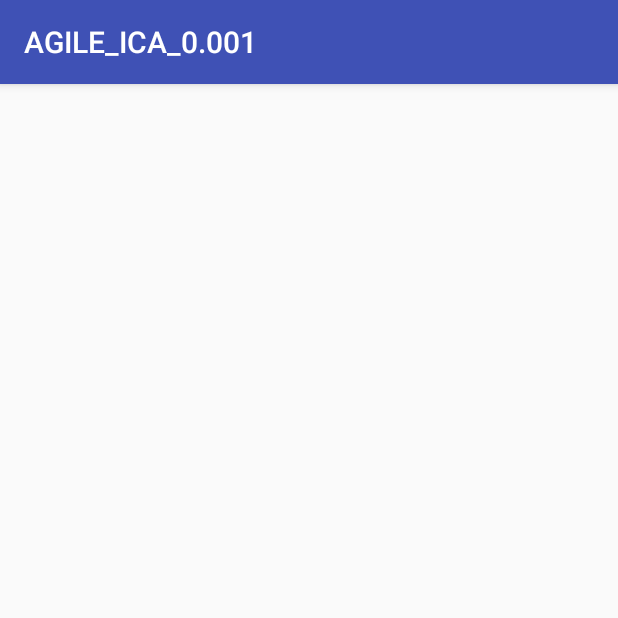
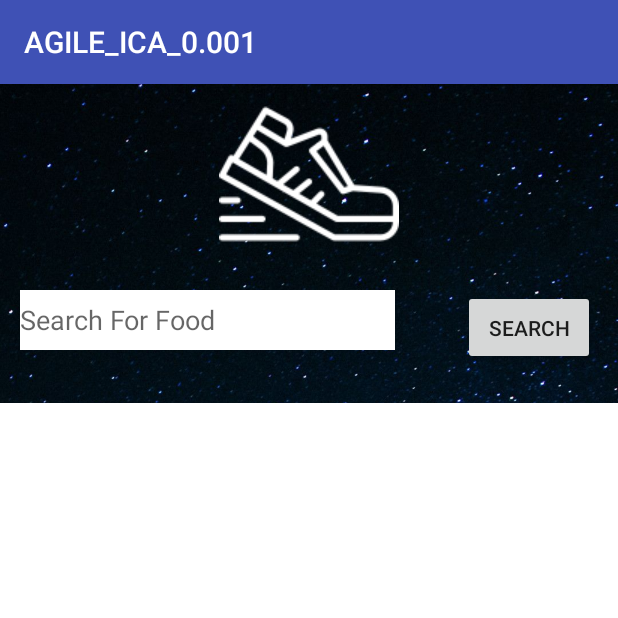
Before and after one commit to Thulaksan/InspireFitnessApp, an Android app: the NutritionPlanner screen opened directly, with no data from a screen before it, on a phone screen of 412 x 824 dp, the top half of it. Run offline under Robolectric (Android 15) with nearby library versions, the phone set to English and light mode, and no system bars.

Commit message:
Meal Planner Event Added

```diff
--- a/app/src/main/AndroidManifest.xml
+++ b/app/src/main/AndroidManifest.xml
@@ -1,6 +1,8 @@
 <?xml version="1.0" encoding="utf-8"?>
 <manifest xmlns:android="http://schemas.android.com/apk/res/android"
     package="uk.ac.tees.t7191599.agile_ica_0001">
+
+    <uses-permission android:name="android.permission.INTERNET"/>
 
     <application
         android:allowBackup="true"
--- a/app/src/main/java/uk/ac/tees/t7191599/agile_ica_0001/NutritionPlanner.java
+++ b/app/src/main/java/uk/ac/tees/t7191599/agile_ica_0001/NutritionPlanner.java
@@ -2,12 +2,44 @@ package uk.ac.tees.t7191599.agile_ica_0001;
 
 import android.support.v7.app.AppCompatActivity;
 import android.os.Bundle;
+import android.view.View;
+import android.widget.ArrayAdapter;
+import android.widget.Button;
+import android.widget.EditText;
+import android.widget.ListView;
+
+import java.util.ArrayList;
 
 public class NutritionPlanner extends AppCompatActivity {
+    Button searchButton;
+    EditText foodName;
+    ListView listView;
+    public static ArrayList displayArr;
+    ArrayAdapter adapter;
+    FoodSearchApi foodSearchApi;
 
     @Override
     protected void onCreate(Bundle savedInstanceState) {
         super.onCreate(savedInstanceState);
         setContentView(R.layout.activity_nutrition_planner);
+
+        foodName = (EditText) findViewById(R.id.foodSearchBar);
+        displayArr = new ArrayList();
+        searchButton = findViewById(R.id.searchButton);
+        listView = (ListView) findViewById(R.id.listView);
+        adapter = new ArrayAdapter(this, android.R.layout.simple_list_item_1, displayArr);
+        listView.setAdapter(adapter);
+
+        searchButton.setOnClickListener(new View.OnClickListener() {
+
+            @Override
+            public void onClick(View v) {
+                foodSearchApi = new FoodSearchApi();
+                foodSearchApi.setFoodName(foodName.getText().toString());
+                foodSearchApi.execute();
+
+            }
+        });
+
     }
-}
+    }
--- a/app/src/main/res/layout/activity_nutrition_planner.xml
+++ b/app/src/main/res/layout/activity_nutrition_planner.xml
@@ -1,9 +1,51 @@
 <?xml version="1.0" encoding="utf-8"?>
-<android.support.constraint.ConstraintLayout xmlns:android="http://schemas.android.com/apk/res/android"
+<RelativeLayout
+    xmlns:android="http://schemas.android.com/apk/res/android"
     xmlns:app="http://schemas.android.com/apk/res-auto"
     xmlns:tools="http://schemas.android.com/tools"
     android:layout_width="match_parent"
     android:layout_height="match_parent"
-    tools:context="uk.ac.tees.t7191599.agile_ica_0001.NutritionPlanner">
+    tools:context="uk.ac.tees.t7191599.agile_ica_0001.NutritionPlanner"
+    android:background="@drawable/space_background_1">
 
-</android.support.constraint.ConstraintLayout>
+    <ImageView
+        android:id="@+id/logo"
+        android:layout_width="wrap_content"
+        android:layout_height="wrap_content"
+        android:layout_alignParentTop="true"
+        android:layout_centerHorizontal="true"
+        app:srcCompat="@drawable/logo" />
+
+    <ListView
+        android:id="@+id/listView"
+        android:layout_width="match_parent"
+        android:layout_height="match_parent"
+        android:layout_alignParentStart="true"
+        android:layout_below="@+id/foodSearchBar"
+        android:layout_marginTop="35dp"
+        android:background="@color/cardview_light_background" />
+
+    <EditText
+        android:id="@+id/foodSearchBar"
+        android:layout_width="250dip"
+        android:layout_height="40dp"
+        android:layout_alignParentStart="true"
+        android:layout_below="@+id/logo"
+        android:layout_marginStart="13dp"
+        android:layout_marginTop="17dp"
+        android:background="@color/cardview_light_background"
+        android:ems="10"
+        android:hint="Search For Food"
+        android:inputType="text"
+        android:textColor="@android:color/holo_red_light"
+        android:textSize="18dip" />
+
+    <Button
+        android:id="@+id/searchButton"
+        android:layout_width="wrap_content"
+        android:layout_height="50dip"
+        android:layout_alignParentEnd="true"
+        android:layout_alignTop="@+id/foodSearchBar"
+        android:layout_marginEnd="15dp"
+        android:text="Search" />
+</RelativeLayout>
```
Also changed, not shown: app/src/main/java/uk/ac/tees/t7191599/agile_ica_0001/CreateEventActivity.java (+29 -0 lines), app/src/main/java/uk/ac/tees/t7191599/agile_ica_0001/FoodSearchApi.java (added, +85 -0 lines).
